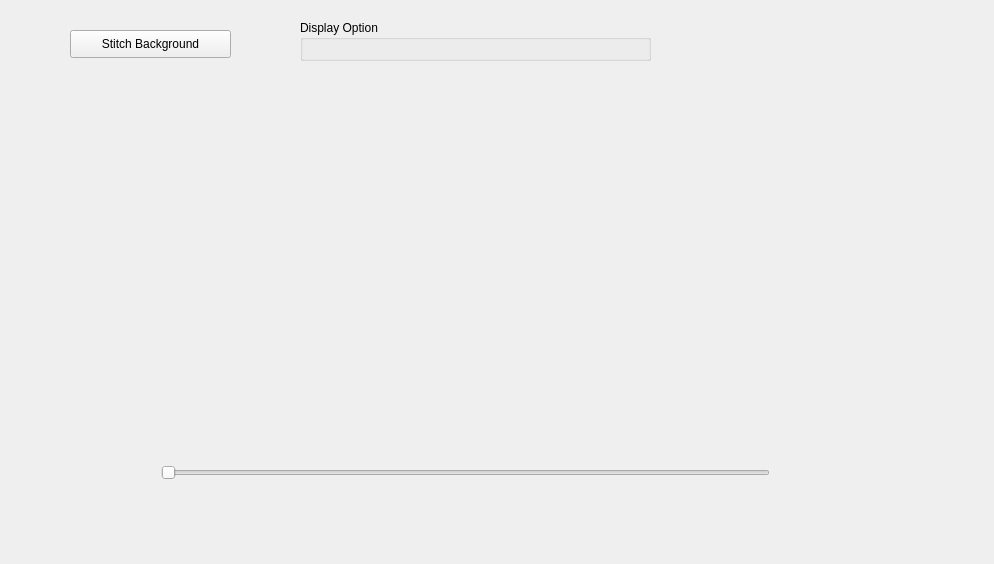
Before: the Qt Designer form Step2Widget.ui in limacv/ReplateWidget, drawn with Qt 5.
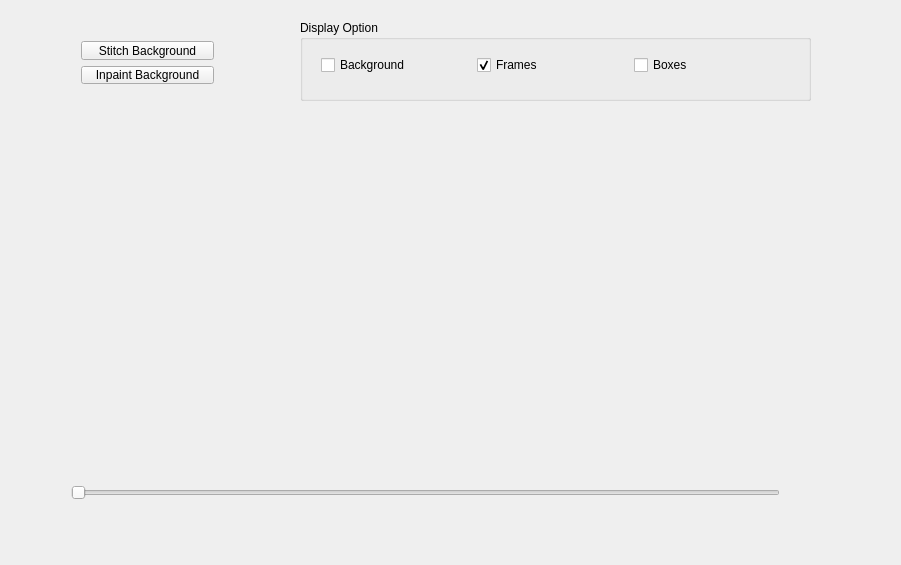
After: the same form once the commit is applied. Custom widgets are drawn as their Qt base class.

Commit message:
Version 0.4 - Finish the basic functionality of Step2Widget
1. compute and display boxes in the stitching space
2. Also refine the whole skeleton, discard the idea of MLStepXData class. Reorder the container

The edit to the form file:
```diff
--- a/Step2Widget.ui
+++ b/Step2Widget.ui
@@ -6,33 +6,20 @@
    <rect>
     <x>0</x>
     <y>0</y>
-    <width>994</width>
-    <height>564</height>
+    <width>901</width>
+    <height>565</height>
    </rect>
   </property>
   <property name="windowTitle">
    <string>Step2Widget</string>
   </property>
-  <widget class="QPushButton" name="buttonStitchBg">
-   <property name="geometry">
-    <rect>
-     <x>70</x>
-     <y>30</y>
-     <width>161</width>
-     <height>28</height>
-    </rect>
-   </property>
-   <property name="text">
-    <string>Stitch Background</string>
-   </property>
-  </widget>
   <widget class="QGroupBox" name="groupBox">
    <property name="geometry">
     <rect>
      <x>300</x>
      <y>20</y>
-     <width>351</width>
-     <height>41</height>
+     <width>511</width>
+     <height>81</height>
     </rect>
    </property>
    <property name="title">
@@ -43,15 +30,25 @@
      <rect>
       <x>10</x>
       <y>20</y>
-      <width>313</width>
-      <height>21</height>
+      <width>485</width>
+      <height>51</height>
      </rect>
     </property>
     <layout class="QHBoxLayout" name="horizontalLayout">
      <item>
-      <widget class="QCheckBox" name="checkShowFg">
+      <widget class="QCheckBox" name="checkShowBg">
        <property name="text">
-        <string>Foreground</string>
+        <string>Background</string>
+       </property>
+      </widget>
+     </item>
+     <item>
+      <widget class="QCheckBox" name="checkShowFrames">
+       <property name="text">
+        <string>Frames</string>
+       </property>
+       <property name="checked">
+        <bool>true</bool>
        </property>
       </widget>
      </item>
@@ -62,28 +59,25 @@
        </property>
       </widget>
      </item>
-     <item>
-      <widget class="QCheckBox" name="checkShowTrace">
-       <property name="text">
-        <string>Trajectories</string>
-       </property>
-      </widget>
-     </item>
     </layout>
    </widget>
   </widget>
   <widget class="QWidget" name="layoutWidget">
    <property name="geometry">
     <rect>
-     <x>150</x>
-     <y>140</y>
-     <width>631</width>
-     <height>351</height>
+     <x>60</x>
+     <y>110</y>
+     <width>731</width>
+     <height>401</height>
     </rect>
    </property>
    <layout class="QVBoxLayout" name="verticalLayout">
     <item>
-     <widget class="Step2RenderArea" name="imageWidget" native="true"/>
+     <widget class="Step2RenderArea" name="imageWidget" native="true">
+      <property name="autoFillBackground">
+       <bool>true</bool>
+      </property>
+     </widget>
     </item>
     <item>
      <widget class="QSlider" name="frameSlider">
@@ -94,6 +88,32 @@
     </item>
    </layout>
   </widget>
+  <widget class="QWidget" name="">
+   <property name="geometry">
+    <rect>
+     <x>70</x>
+     <y>30</y>
+     <width>155</width>
+     <height>65</height>
+    </rect>
+   </property>
+   <layout class="QVBoxLayout" name="verticalLayout_2">
+    <item>
+     <widget class="QPushButton" name="buttonStitchBg">
+      <property name="text">
+       <string>Stitch Background</string>
+      </property>
+     </widget>
+    </item>
+    <item>
+     <widget class="QPushButton" name="buttonInpaintBg">
+      <property name="text">
+       <string>Inpaint Background</string>
+      </property>
+     </widget>
+    </item>
+   </layout>
+  </widget>
  </widget>
  <layoutdefault spacing="6" margin="11"/>
  <customwidgets>
```
The commit also changes 37 other files.
